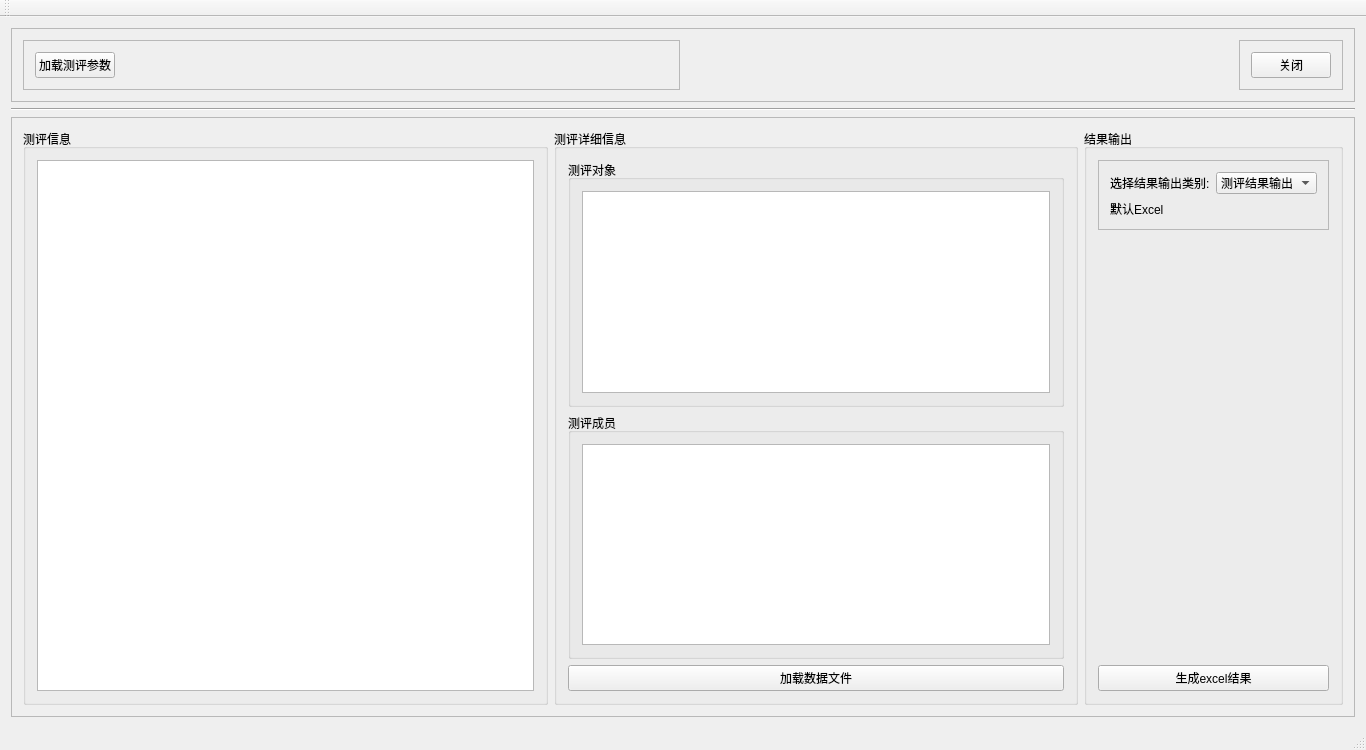
zhouyiixiiang/ES2EvaluationAnalyze, file ES2EvaluationResultAnalyse.ui: the form before one commit.
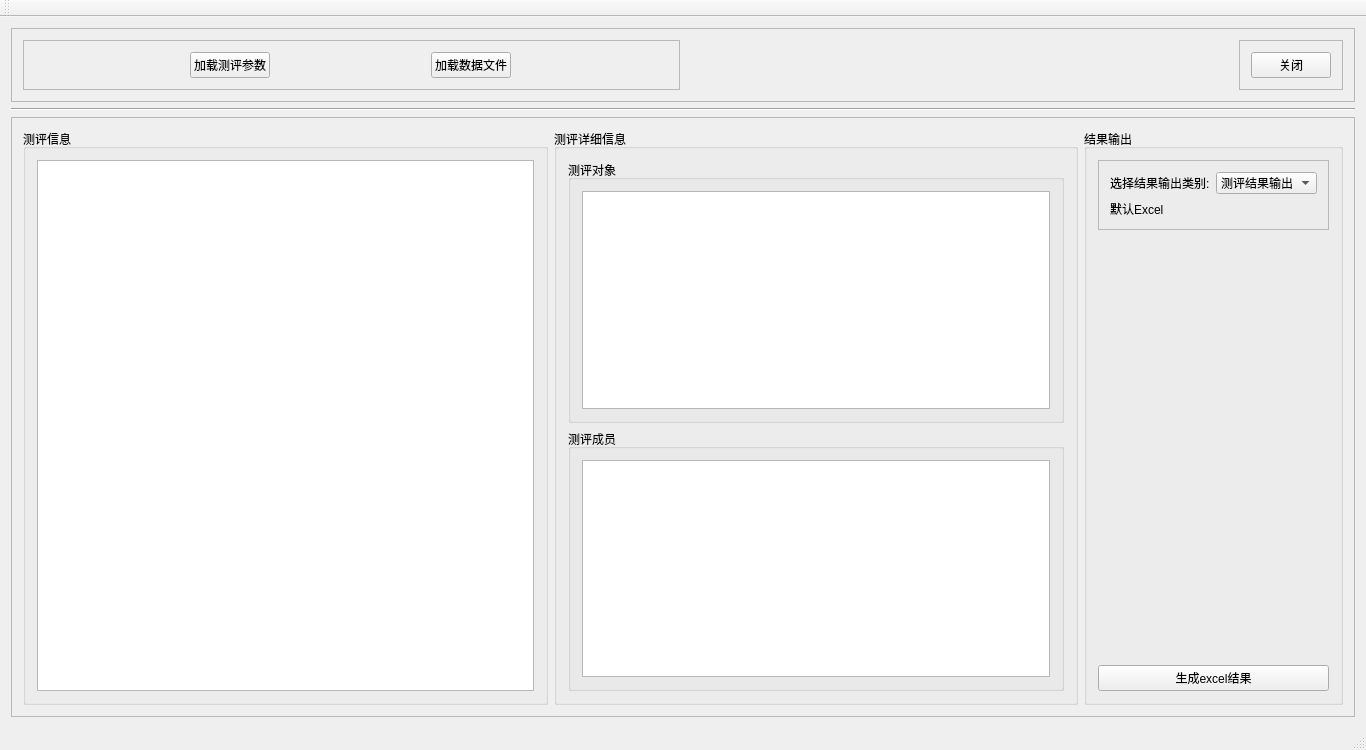
The form after the commit.

Commit message: change display function

Diff of the .ui file:
```diff
--- a/ES2EvaluationResultAnalyse.ui
+++ b/ES2EvaluationResultAnalyse.ui
@@ -18,7 +18,7 @@
     <item>
      <widget class="QFrame" name="frame">
       <property name="sizePolicy">
-       <sizepolicy hsizetype="Expanding" vsizetype="Preferred">
+       <sizepolicy hsizetype="Preferred" vsizetype="Preferred">
         <horstretch>0</horstretch>
         <verstretch>0</verstretch>
        </sizepolicy>
@@ -38,7 +38,7 @@
          <property name="frameShadow">
           <enum>QFrame::Raised</enum>
          </property>
-         <layout class="QVBoxLayout" name="verticalLayout_7">
+         <layout class="QHBoxLayout" name="horizontalLayout_3">
           <item>
            <widget class="QPushButton" name="pushButton">
             <property name="sizePolicy">
@@ -52,6 +52,19 @@
             </property>
            </widget>
           </item>
+          <item>
+           <widget class="QPushButton" name="pushButton_2">
+            <property name="sizePolicy">
+             <sizepolicy hsizetype="Maximum" vsizetype="Maximum">
+              <horstretch>0</horstretch>
+              <verstretch>0</verstretch>
+             </sizepolicy>
+            </property>
+            <property name="text">
+             <string>加载数据文件</string>
+            </property>
+           </widget>
+          </item>
          </layout>
         </widget>
        </item>
@@ -147,13 +160,6 @@
             </layout>
            </widget>
           </item>
-          <item>
-           <widget class="QPushButton" name="pushButton_2">
-            <property name="text">
-             <string>加载数据文件</string>
-            </property>
-           </widget>
-          </item>
          </layout>
         </widget>
        </item>
```
The commit also changes 2 other files.
